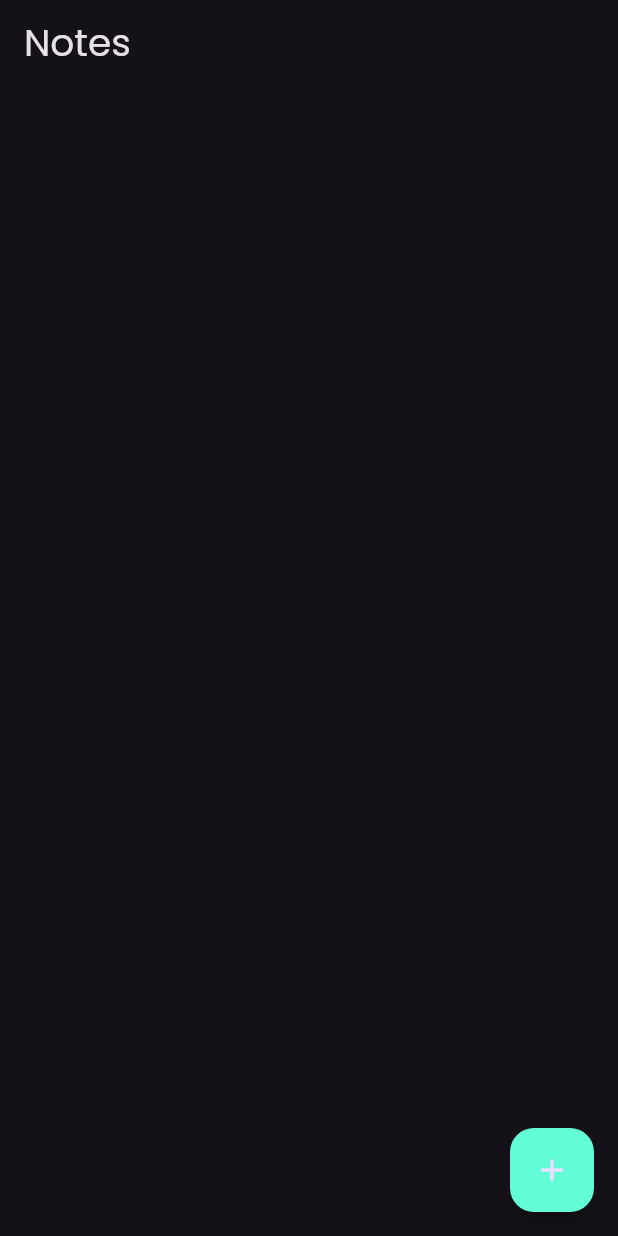
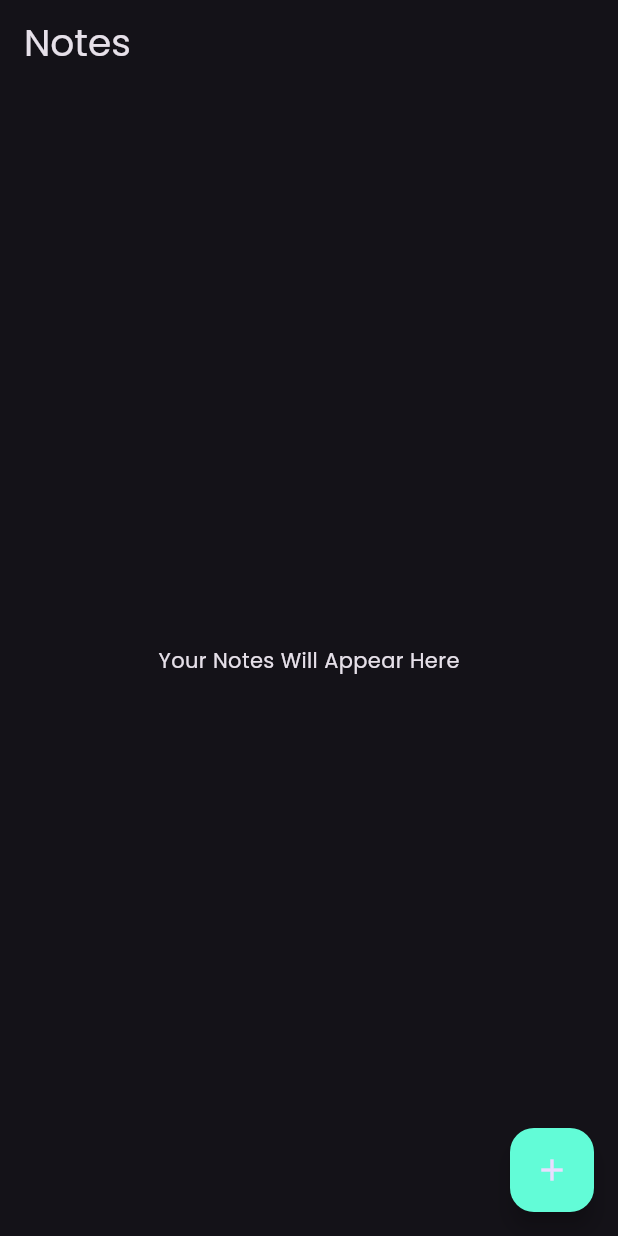
Before and after one commit to RamezNasser5/notes_app, a Flutter app: the screen it shows after launch, on a phone screen of 412 x 824 dp. Run offline on Flutter 3.47's test engine with Material 3 defaults, Android fonts, the phone set to English and light mode, and no system bars; our stand-ins replace bloc, flutter_bloc, hive, hive_flutter; accounts and stored records are empty.

Commit message:
if there is no notes Your Notes Will Appear Here display

```diff
--- a/lib/widgets/notes_list_view.dart
+++ b/lib/widgets/notes_list_view.dart
@@ -24,6 +24,11 @@ class _NotesListViewState extends State<NotesListView> {
   Widget build(BuildContext context) {
     return BlocBuilder<NotesCubit, NotesState>(
       builder: (context, state) {
+        if(BlocProvider.of<NotesCubit>(context).notes!.isEmpty) {
+          return const Center(
+            child: Text('Your Notes Will Appear Here'),
+          );
+        }
         List<NoteModel> notes = BlocProvider.of<NotesCubit>(context).notes!;
         return Padding(
           padding: const EdgeInsets.only(bottom: 16.0),
```
